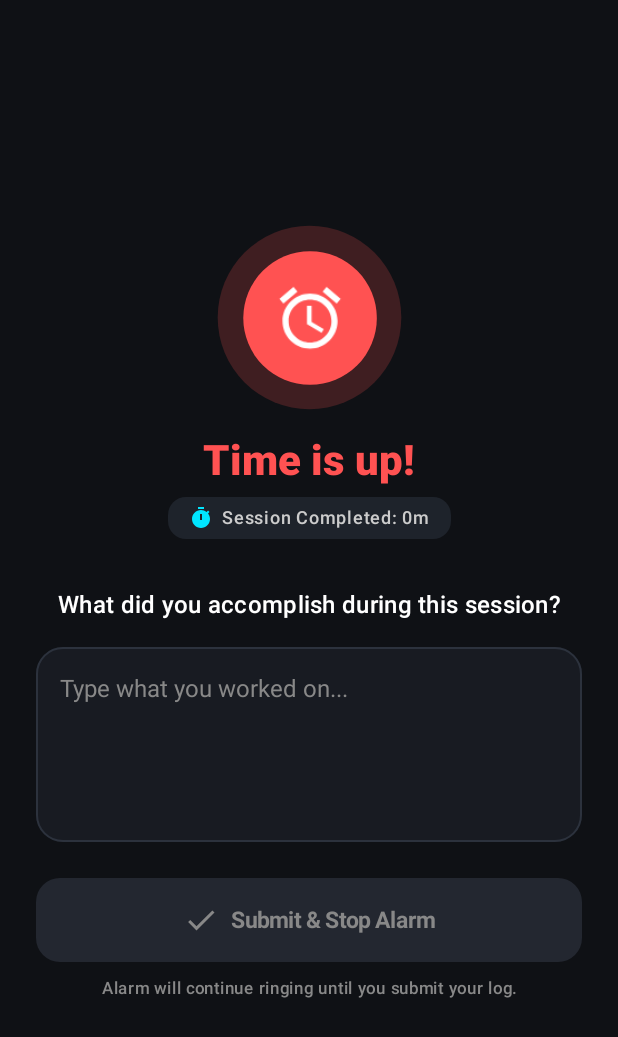
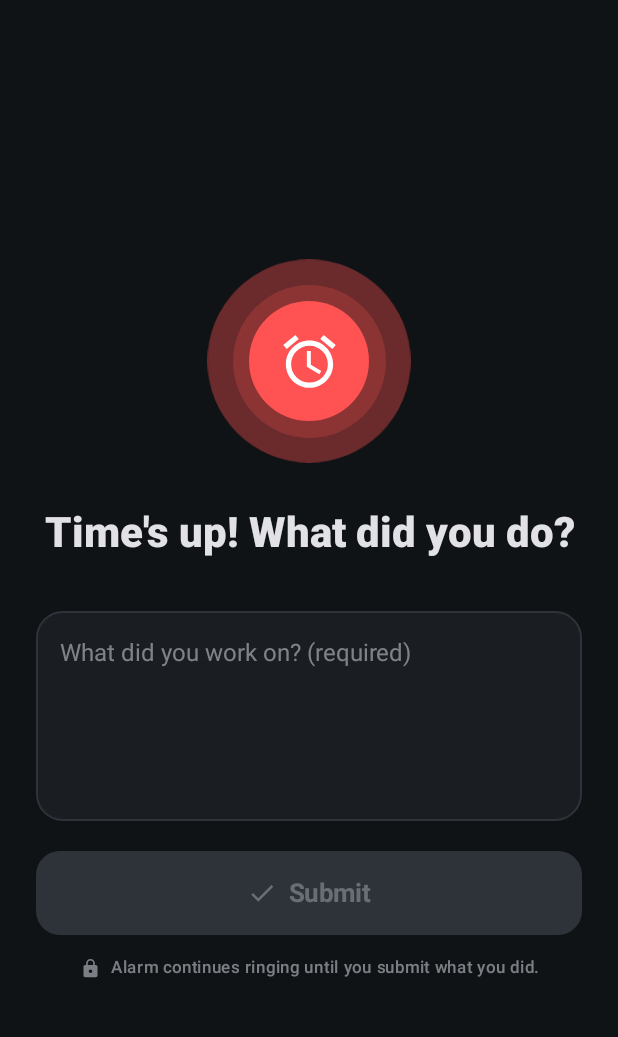
Before and after one commit to DHRUV00625/WhatUdoin, an Android app built with Jetpack Compose: the composable AlarmEntryScreen called with empty values, on a phone screen of 412 x 824 dp. Shown: the top 1037 px of the screen. Run offline under Robolectric (Android 15) with nearby library versions, the phone set to English and light mode, and no system bars; 1 statement that could not run was skipped.

Commit message:
Build AlarmEntryScreen: full-screen over lock screen, pulsing alarm animation, multiline text validation, submit to Room & stop alarm, and back press blocking

```diff
--- a/app/src/main/java/com/focuslog/app/ui/screens/AlarmEntryScreen.kt
+++ b/app/src/main/java/com/focuslog/app/ui/screens/AlarmEntryScreen.kt
@@ -23,10 +23,13 @@ import androidx.compose.foundation.layout.width
 import androidx.compose.foundation.rememberScrollState
 import androidx.compose.foundation.shape.CircleShape
 import androidx.compose.foundation.shape.RoundedCornerShape
+import androidx.compose.foundation.text.KeyboardActions
+import androidx.compose.foundation.text.KeyboardOptions
 import androidx.compose.foundation.verticalScroll
 import androidx.compose.material.icons.Icons
 import androidx.compose.material.icons.filled.Alarm
 import androidx.compose.material.icons.filled.Check
+import androidx.compose.material.icons.filled.Lock
 import androidx.compose.material.icons.filled.Timer
 import androidx.compose.material3.Button
 import androidx.compose.material3.ButtonDefaults
@@ -43,22 +46,32 @@ import androidx.compose.runtime.remember
 import androidx.compose.runtime.setValue
 import androidx.compose.ui.Alignment
 import androidx.compose.ui.Modifier
+import androidx.compose.ui.draw.alpha
 import androidx.compose.ui.draw.scale
 import androidx.compose.ui.graphics.Color
-import androidx.compose.ui.platform.LocalContext
+import androidx.compose.ui.platform.LocalSoftwareKeyboardController
 import androidx.compose.ui.res.stringResource
 import androidx.compose.ui.text.font.FontWeight
+import androidx.compose.ui.text.input.ImeAction
+import androidx.compose.ui.text.input.KeyboardCapitalization
 import androidx.compose.ui.text.style.TextAlign
 import androidx.compose.ui.unit.dp
+import androidx.compose.ui.unit.sp
 import com.focuslog.app.R
-import com.focuslog.app.service.AlarmService
 import com.focuslog.app.ui.theme.AlertRed
 import com.focuslog.app.ui.theme.FocusPrimary
 import com.focuslog.app.util.TimeUtils
 
 /**
- * Destination Screen where user logs their task to stop the alarm.
- * Back navigation is intercepted: the alarm cannot be dismissed until text is submitted.
+ * AlarmEntryScreen for FocusLog.
+ *
+ * Rules:
+ * - Full-screen, shown over lock screen.
+ * - Pulsing alarm animation with text "Time's up! What did you do?".
+ * - Multiline text field (required, trimmed whitespace, minimum 1 character).
+ * - Submit button is disabled until valid text is entered.
+ * - System back is strictly disabled while alarm is active.
+ * - On submit: saves LogEntry, stops alarm audio/vibration, clears awaiting-entry state, and routes to HomeScreen.
  */
 @Composable
 fun AlarmEntryScreen(
@@ -67,46 +80,87 @@ fun AlarmEntryScreen(
     onSubmitAndDismiss: (String) -> Unit,
     modifier: Modifier = Modifier
 ) {
-    // Intercept back button: user MUST enter their task to dismiss!
+    // Strictly disable back navigation: user MUST log their task to stop the alarm
     BackHandler(enabled = true) {
-        // Intentionally no-op to enforce mandatory logging
+        // Intentionally no-op to block back gesture / button while alarm is active
     }
 
+    val keyboardController = LocalSoftwareKeyboardController.current
     var taskText by remember { mutableStateOf("") }
-    val isSubmitEnabled = taskText.trim().isNotEmpty()
+    val trimmedText = taskText.trim()
+    val isSubmitEnabled = trimmedText.isNotEmpty()
 
-    val infiniteTransition = rememberInfiniteTransition(label = "AlarmPulse")
-    val pulseScale by infiniteTransition.animateFloat(
-        initialValue = 0.92f,
-        targetValue = 1.12f,
+    // Smooth infinite pulsing alarm animation
+    val infiniteTransition = rememberInfiniteTransition(label = "AlarmPulseTransition")
+
+    val outerHaloScale by infiniteTransition.animateFloat(
+        initialValue = 0.95f,
+        targetValue = 1.35f,
         animationSpec = infiniteRepeatable(
-            animation = tween(650, easing = FastOutSlowInEasing),
+            animation = tween(800, easing = FastOutSlowInEasing),
             repeatMode = RepeatMode.Reverse
         ),
-        label = "PulseScale"
+        label = "OuterHaloScale"
+    )
+
+    val outerHaloAlpha by infiniteTransition.animateFloat(
+        initialValue = 0.40f,
+        targetValue = 0.08f,
+        animationSpec = infiniteRepeatable(
+            animation = tween(800, easing = FastOutSlowInEasing),
+            repeatMode = RepeatMode.Reverse
+        ),
+        label = "OuterHaloAlpha"
+    )
+
+    val corePulseScale by infiniteTransition.animateFloat(
+        initialValue = 0.92f,
+        targetValue = 1.08f,
+        animationSpec = infiniteRepeatable(
+            animation = tween(800, easing = FastOutSlowInEasing),
+            repeatMode = RepeatMode.Reverse
+        ),
+        label = "CorePulseScale"
     )
 
     Surface(
         modifier = modifier.fillMaxSize(),
-        color = Color(0xFF0F1115)
+        color = MaterialTheme.colorScheme.background
     ) {
         Column(
             modifier = Modifier
                 .fillMaxSize()
-                .padding(24.dp)
+                .padding(horizontal = 24.dp, vertical = 20.dp)
                 .verticalScroll(rememberScrollState())
                 .imePadding(),
             horizontalAlignment = Alignment.CenterHorizontally,
             verticalArrangement = Arrangement.Center
         ) {
-            // Pulsing Alarm Icon
+            Spacer(modifier = Modifier.height(16.dp))
+
+            // Pulsing Alarm Animation (Concentric animated rings)
             Box(
                 contentAlignment = Alignment.Center,
+                modifier = Modifier.size(140.dp)
+            ) {
+                // Outer expanding halo
+                Box(
+                    modifier = Modifier
+                        .size(140.dp)
+                        .scale(outerHaloScale)
+                        .alpha(outerHaloAlpha)
+                        .background(AlertRed, shape = CircleShape)
+                )
+
+                // Middle pulsing ring
+                Box(
                     modifier = Modifier
                         .size(110.dp)
-                    .scale(pulseScale)
-                    .background(AlertRed.copy(alpha = 0.2f), shape = CircleShape)
-            ) {
+                        .scale(corePulseScale)
+                        .background(AlertRed.copy(alpha = 0.22f), shape = CircleShape)
+                )
+
+                // Central glowing alarm bell
                 Box(
                     contentAlignment = Alignment.Center,
                     modifier = Modifier
@@ -115,29 +169,38 @@ fun AlarmEntryScreen(
                 ) {
                     Icon(
                         imageVector = Icons.Default.Alarm,
-                        contentDescription = null,
+                        contentDescription = "Ringing Alarm",
                         tint = Color.White,
-                        modifier = Modifier.size(44.dp)
+                        modifier = Modifier.size(42.dp)
                     )
                 }
             }
 
-            Spacer(modifier = Modifier.height(24.dp))
+            Spacer(modifier = Modifier.height(28.dp))
 
+            // Text: "Time's up! What did you do?"
             Text(
                 text = stringResource(R.string.alarm_ringing),
-                style = MaterialTheme.typography.headlineMedium,
+                style = MaterialTheme.typography.headlineMedium.copy(
+                    fontSize = 28.sp,
+                    lineHeight = 34.sp
+                ),
                 fontWeight = FontWeight.ExtraBold,
-                color = AlertRed
+                color = MaterialTheme.colorScheme.onBackground,
+                textAlign = TextAlign.Center
             )
 
-            Spacer(modifier = Modifier.height(8.dp))
+            Spacer(modifier = Modifier.height(12.dp))
 
-            // Duration badge
+            // Session duration badge
+            if (durationMs > 0) {
                 Row(
                     verticalAlignment = Alignment.CenterVertically,
                     modifier = Modifier
-                    .background(Color(0xFF1E232B), shape = RoundedCornerShape(12.dp))
+                        .background(
+                            MaterialTheme.colorScheme.surfaceVariant,
+                            shape = RoundedCornerShape(12.dp)
+                        )
                         .padding(horizontal = 14.dp, vertical = 6.dp)
                 ) {
                     Icon(
@@ -150,54 +213,58 @@ fun AlarmEntryScreen(
                     Text(
                         text = "Session Completed: ${TimeUtils.formatDuration(durationMs)}",
                         style = MaterialTheme.typography.labelMedium,
-                    color = Color.LightGray,
+                        color = MaterialTheme.colorScheme.onSurfaceVariant,
                         fontWeight = FontWeight.SemiBold
                     )
                 }
+            }
 
-            Spacer(modifier = Modifier.height(32.dp))
+            Spacer(modifier = Modifier.height(24.dp))
 
-            Text(
-                text = stringResource(R.string.alarm_prompt),
-                style = MaterialTheme.typography.titleMedium,
-                fontWeight = FontWeight.Medium,
-                color = Color.White,
-                textAlign = TextAlign.Center
-            )
-
-            Spacer(modifier = Modifier.height(16.dp))
-
-            // Mandatory Text Input Field
+            // Multiline text field (required, trimmed whitespace, minimum 1 character)
             OutlinedTextField(
                 value = taskText,
                 onValueChange = { taskText = it },
                 placeholder = {
                     Text(
                         text = stringResource(R.string.activity_input_hint),
-                        color = Color.Gray
+                        color = MaterialTheme.colorScheme.onSurfaceVariant.copy(alpha = 0.6f)
                     )
                 },
+                singleLine = false,
+                minLines = 3,
+                maxLines = 6,
+                keyboardOptions = KeyboardOptions(
+                    capitalization = KeyboardCapitalization.Sentences,
+                    imeAction = ImeAction.Default
+                ),
+                keyboardActions = KeyboardActions(
+                    onDone = {
+                        keyboardController?.hide()
+                    }
+                ),
                 modifier = Modifier
                     .fillMaxWidth()
-                    .height(130.dp),
+                    .height(140.dp),
                 shape = RoundedCornerShape(18.dp),
                 colors = OutlinedTextFieldDefaults.colors(
                     focusedBorderColor = FocusPrimary,
-                    unfocusedBorderColor = Color(0xFF2C323D),
-                    focusedContainerColor = Color(0xFF181B22),
-                    unfocusedContainerColor = Color(0xFF181B22),
-                    focusedTextColor = Color.White,
-                    unfocusedTextColor = Color.White
+                    unfocusedBorderColor = MaterialTheme.colorScheme.surfaceVariant,
+                    focusedContainerColor = MaterialTheme.colorScheme.surface,
+                    unfocusedContainerColor = MaterialTheme.colorScheme.surface,
+                    focusedTextColor = MaterialTheme.colorScheme.onSurface,
+                    unfocusedTextColor = MaterialTheme.colorScheme.onSurface
                 )
             )
 
-            Spacer(modifier = Modifier.height(24.dp))
+            Spacer(modifier = Modifier.height(20.dp))
 
-            // Submit & Stop Alarm Button
+            // Submit Button: Disabled until text is entered
             Button(
                 onClick = {
                     if (isSubmitEnabled) {
-                        onSubmitAndDismiss(taskText)
+                        keyboardController?.hide()
+                        onSubmitAndDismiss(trimmedText)
                     }
                 },
                 enabled = isSubmitEnabled,
@@ -208,28 +275,48 @@ fun AlarmEntryScreen(
                 colors = ButtonDefaults.buttonColors(
                     containerColor = FocusPrimary,
                     contentColor = Color(0xFF00363D),
-                    disabledContainerColor = Color(0xFF232730),
-                    disabledContentColor = Color.Gray
+                    disabledContainerColor = MaterialTheme.colorScheme.surfaceVariant,
+                    disabledContentColor = MaterialTheme.colorScheme.onSurfaceVariant.copy(alpha = 0.4f)
                 )
             ) {
-                Icon(imageVector = Icons.Default.Check, contentDescription = null)
+                Icon(
+                    imageVector = Icons.Default.Check,
+                    contentDescription = null,
+                    modifier = Modifier.size(20.dp)
+                )
                 Spacer(modifier = Modifier.width(8.dp))
                 Text(
                     text = stringResource(R.string.submit_and_dismiss),
-                    style = MaterialTheme.typography.labelLarge,
-                    fontWeight = FontWeight.Bold
+                    style = MaterialTheme.typography.titleMedium,
+                    fontWeight = FontWeight.Bold,
+                    fontSize = 17.sp
                 )
             }
 
-            if (!isSubmitEnabled) {
-                Spacer(modifier = Modifier.height(10.dp))
+            Spacer(modifier = Modifier.height(14.dp))
+
+            // Helpful helper badge explaining lock behavior
+            Row(
+                verticalAlignment = Alignment.CenterVertically,
+                horizontalArrangement = Arrangement.Center,
+                modifier = Modifier.padding(horizontal = 8.dp)
+            ) {
+                Icon(
+                    imageVector = Icons.Default.Lock,
+                    contentDescription = null,
+                    tint = MaterialTheme.colorScheme.onSurfaceVariant.copy(alpha = 0.6f),
+                    modifier = Modifier.size(14.dp)
+                )
+                Spacer(modifier = Modifier.width(6.dp))
                 Text(
-                    text = "Alarm will continue ringing until you submit your log.",
+                    text = "Alarm continues ringing until you submit what you did.",
                     style = MaterialTheme.typography.labelSmall,
-                    color = Color.Gray,
+                    color = MaterialTheme.colorScheme.onSurfaceVariant.copy(alpha = 0.6f),
                     textAlign = TextAlign.Center
                 )
             }
+
+            Spacer(modifier = Modifier.height(16.dp))
         }
     }
 }
--- a/app/src/main/java/com/focuslog/app/ui/viewmodel/FocusLogUiState.kt
+++ b/app/src/main/java/com/focuslog/app/ui/viewmodel/FocusLogUiState.kt
@@ -3,7 +3,8 @@ package com.focuslog.app.ui.viewmodel
 import com.focuslog.app.data.local.LogEntry
 
 /**
- * UI State representing the current dashboard, timer countdown, and active card stack.
+ * UI State representing the current dashboard, timer countdown, active card stack,
+ * and awaiting alarm entry status.
  */
 data class FocusLogUiState(
     val entries: List<LogEntry> = emptyList(),
@@ -13,5 +14,6 @@ data class FocusLogUiState(
     val endTimeMillis: Long = 0L,
     val minutesInput: String = "25",
     val secondsInput: String = "0",
-    val currentSessionStartTimeMs: Long = 0L
+    val currentSessionStartTimeMs: Long = 0L,
+    val isAwaitingEntry: Boolean = false
 )
--- a/app/src/main/res/values/strings.xml
+++ b/app/src/main/res/values/strings.xml
@@ -5,11 +5,11 @@
     <string name="cancel_timer">Cancel</string>
     <string name="minutes_label">Minutes</string>
     <string name="seconds_label">Seconds</string>
-    <string name="alarm_ringing">Time is up!</string>
-    <string name="alarm_prompt">What did you accomplish during this session?</string>
-    <string name="activity_input_hint">Type what you worked on...</string>
-    <string name="submit_and_dismiss">Submit &amp; Stop Alarm</string>
+    <string name="alarm_ringing">Time\'s up! What did you do?</string>
+    <string name="alarm_prompt">Time\'s up! What did you do?</string>
+    <string name="activity_input_hint">What did you work on? (required)</string>
+    <string name="submit_and_dismiss">Submit</string>
     <string name="empty_stack_message">No sessions logged today yet.\nStart a timer to begin!</string>
-    <string name="alarm_notification_title">FocusLog - Session Finished</string>
-    <string name="alarm_notification_desc">Tap to log your task and stop the alarm.</string>
+    <string name="alarm_notification_title">FocusLog - Time\'s Up!</string>
+    <string name="alarm_notification_desc">What did you do? Submit entry to stop alarm.</string>
 </resources>
```
Also changed, not shown: app/src/main/java/com/focuslog/app/ui/screens/MainActivity.kt (+39 -8 lines), app/src/main/java/com/focuslog/app/ui/viewmodel/FocusLogViewModel.kt (+35 -3 lines). Lines whose indentation alone changed are shown as unchanged.
